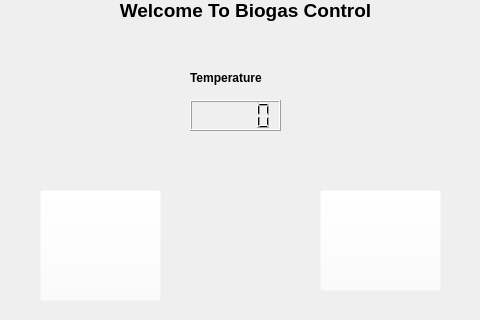
Old version of the form mainwindow2.ui in the repository ansa-zaiba/Sem-1-project.
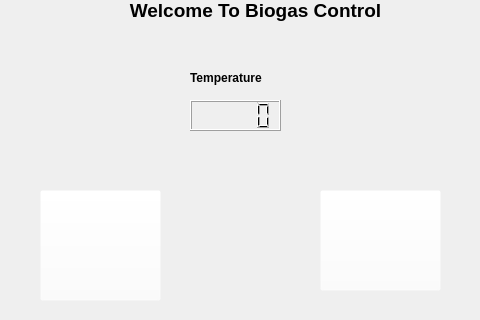
New version of the form. Icons and pictures are not drawn.

What changed in the file:
```diff
--- a/mainwindow2.ui
+++ b/mainwindow2.ui
@@ -71,9 +71,9 @@
    <widget class="QLabel" name="label">
     <property name="geometry">
      <rect>
-      <x>110</x>
+      <x>90</x>
       <y>0</y>
-      <width>271</width>
+      <width>331</width>
       <height>21</height>
      </rect>
     </property>
```
